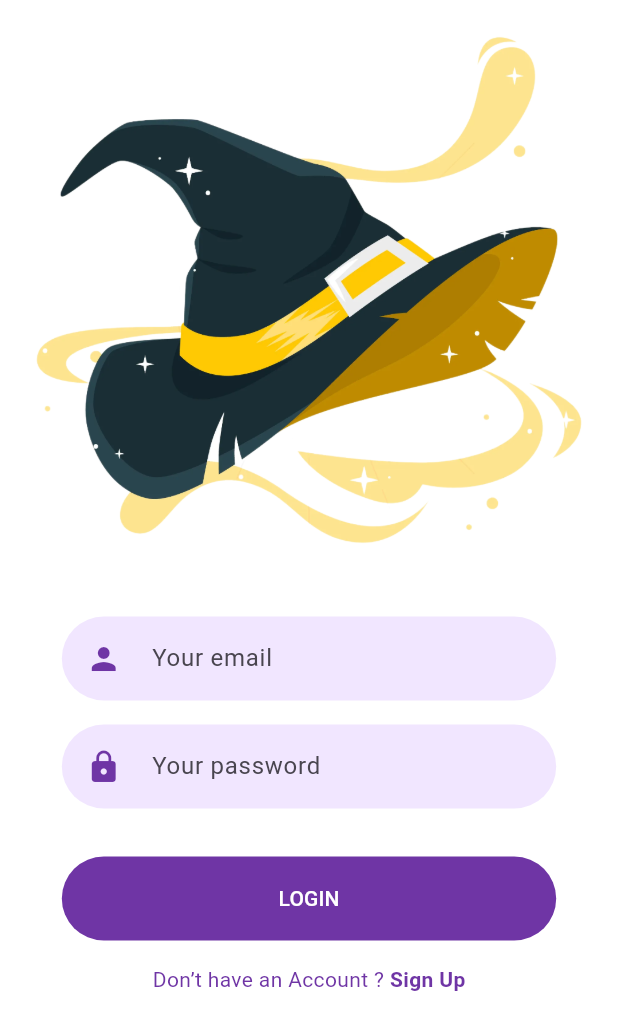
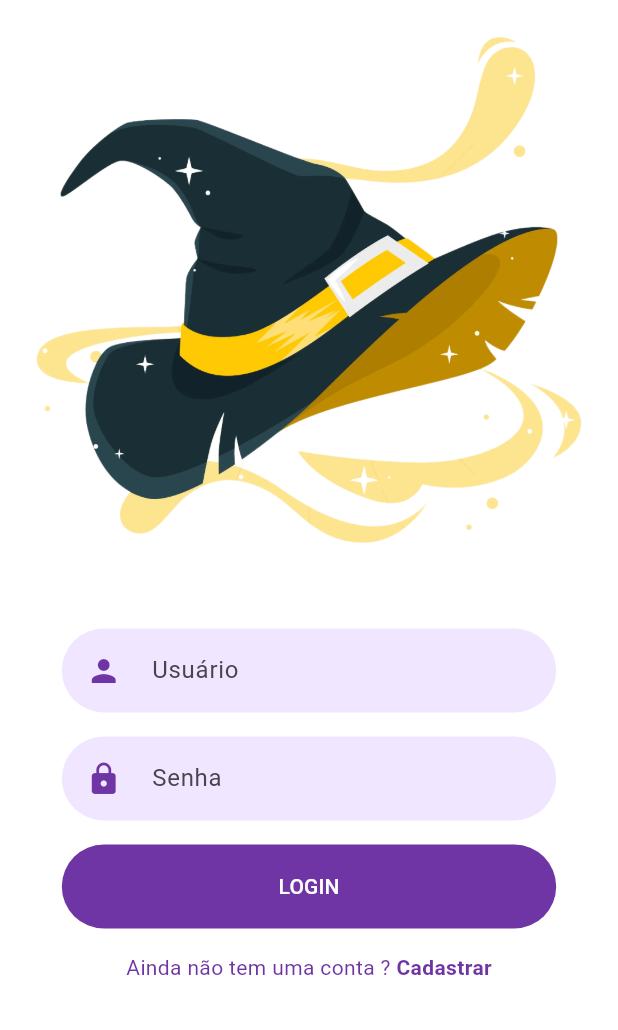
Before and after one commit to mirnamedeiros/tcg_scanner, a Flutter app: the screen it shows after launch, on a phone screen of 412 x 824 dp. Shown: the top 1030 px of the screen. Run offline on Flutter 3.47's test engine with Material 3 defaults, Android fonts, the light colour scheme and no system bars; our stand-ins replace flutter_secure_storage.

Commit message:
Login page connected to api and text adjustments

```diff
--- a/lib/already_have_an_account.dart
+++ b/lib/already_have_an_account.dart
@@ -16,13 +16,13 @@ class AlreadyHaveAnAccountCheck extends StatelessWidget {
       mainAxisAlignment: MainAxisAlignment.center,
       children: <Widget>[
         Text(
-          login ? "Don’t have an Account ? " : "Already have an Account ? ",
+          login ? "Ainda não tem uma conta ? " : "Já possui uma conta ? ",
           style: const TextStyle(color: kPrimaryColor),
         ),
         GestureDetector(
           onTap: press as void Function()?,
           child: Text(
-            login ? "Sign Up" : "Sign In",
+            login ? "Cadastrar" : "Entrar",
             style: const TextStyle(
               color: kPrimaryColor,
               fontWeight: FontWeight.bold,
--- a/lib/screens/login/components/login_form.dart
+++ b/lib/screens/login/components/login_form.dart
@@ -1,10 +1,17 @@
 import 'package:flutter/material.dart';
 import 'package:tcg_scanner/already_have_an_account.dart';
 import 'package:tcg_scanner/constants.dart';
+import 'package:tcg_scanner/home/home_screen.dart';
 import 'package:tcg_scanner/screens/signup/signup_screen.dart';
+import 'dart:convert';
+import 'package:http/http.dart' as http;
+import 'package:tcg_scanner/utils/token_manager.dart';
 
 class LoginForm extends StatelessWidget {
-  const LoginForm({
+  final TextEditingController _usernameController = TextEditingController();
+  final TextEditingController _passwordController = TextEditingController();
+
+  LoginForm({
     Key? key,
   }) : super(key: key);
 
@@ -14,36 +21,39 @@ class LoginForm extends StatelessWidget {
       child: Column(
         children: [
           TextFormField(
-            keyboardType: TextInputType.emailAddress,
+            controller: _usernameController,
+            keyboardType: TextInputType.text,
             textInputAction: TextInputAction.next,
             cursorColor: kPrimaryColor,
-            onSaved: (email) {},
             decoration: const InputDecoration(
-              hintText: "Your email",
+              hintText: "Usuário",
               prefixIcon: Padding(
                 padding: EdgeInsets.all(defaultPadding),
                 child: Icon(Icons.person),
               ),
             ),
           ),
-          Padding(
-            padding: const EdgeInsets.symmetric(vertical: defaultPadding),
-            child: TextFormField(
+
+          const SizedBox(height: defaultPadding),
+
+          TextFormField(
+            controller: _passwordController,
             textInputAction: TextInputAction.done,
             obscureText: true,
             cursorColor: kPrimaryColor,
             decoration: const InputDecoration(
-                hintText: "Your password",
+              hintText: "Senha",
               prefixIcon: Padding(
                 padding: EdgeInsets.all(defaultPadding),
                 child: Icon(Icons.lock),
               ),
             ),
           ),
-          ),
+
           const SizedBox(height: defaultPadding),
+
           ElevatedButton(
-            onPressed: () {},
+            onPressed: () => _login(context),
             child: Text(
               "Login".toUpperCase(),
             ),
@@ -65,4 +75,59 @@ class LoginForm extends StatelessWidget {
       ),
     );
   }
+
+  Future<void> _login(BuildContext context) async {
+    final String username = _usernameController.text.trim();
+    final String password = _passwordController.text.trim();
+
+    try {
+      // Combina o username e password no formato "username:password"
+      String credentials = '$username:$password';
+
+      // Codifica a string "username:password" em Base64
+      String base64Credentials = base64.encode(utf8.encode(credentials));
+
+      // Criando os cabeçalhos com o token de autorização básico
+      Map<String, String> headers = {
+        'Authorization': 'Basic $base64Credentials',
+        'Content-Type': 'application/json',
+      };
+
+      final response = await http.post(
+        Uri.parse('https://234b-2804-29b8-50d4-6c13-fc97-788f-d869-8842.ngrok-free.app/login'),
+        headers: headers
+      );
+
+      if (response.statusCode == 200) {
+        final token = jsonDecode(response.body)['token'];
+        await TokenManager().saveToken(token);
+
+        Navigator.pushReplacement(
+          context,
+          MaterialPageRoute(builder: (context) => HomeScreen()),
+        );
+      } else {
+        _showErrorDialog(context, 'Usuário ou senha inválidos.');
       }
+    } catch (error) {
+      _showErrorDialog(context, 'Erro ao conectar ao servidor.');
+    }
+  }
+
+  void _showErrorDialog(BuildContext context, String message) {
+    showDialog(
+      context: context,
+      builder: (context) => AlertDialog(
+        title: Text('Erro'),
+        content: Text(message),
+        actions: [
+          TextButton(
+            onPressed: () => Navigator.pop(context),
+            child: Text('OK'),
+          ),
+        ],
+      ),
+    );
+  }
+
+}
--- a/lib/screens/login/login_screen.dart
+++ b/lib/screens/login/login_screen.dart
@@ -8,10 +8,10 @@ class LoginScreen extends StatelessWidget {
 
   @override
   Widget build(BuildContext context) {
-    return const Background(
+    return Background(
       child: SingleChildScrollView(
         child: Responsive(
-          mobile: MobileLoginScreen(),
+          mobile: const MobileLoginScreen(),
           desktop: Row(
             children: [
               Expanded(
@@ -21,6 +21,7 @@ class LoginScreen extends StatelessWidget {
                     SizedBox(
                       width: 450,
                       child: LoginForm(),
+
                     ),
                   ],
                 ),
@@ -40,18 +41,18 @@ class MobileLoginScreen extends StatelessWidget {
 
   @override
   Widget build(BuildContext context) {
-    return const Column(
+    return Column(
       mainAxisAlignment: MainAxisAlignment.center,
       children: <Widget>[
-        SizedBox(height: 250),
+        const SizedBox(height: 250),
         Row(
           children: [
-            Spacer(),
+            const Spacer(),
             Expanded(
               flex: 8,
               child: LoginForm(),
             ),
-            Spacer(),
+            const Spacer(),
           ],
         ),
       ],
--- a/lib/screens/signup/components/signup_form.dart
+++ b/lib/screens/signup/components/signup_form.dart
@@ -19,7 +19,7 @@ class SignUpForm extends StatelessWidget {
             cursorColor: kPrimaryColor,
             onSaved: (email) {},
             decoration: const InputDecoration(
-              hintText: "Your email",
+              hintText: "Usuário",
               prefixIcon: Padding(
                 padding: EdgeInsets.all(defaultPadding),
                 child: Icon(Icons.person),
@@ -33,7 +33,7 @@ class SignUpForm extends StatelessWidget {
               obscureText: true,
               cursorColor: kPrimaryColor,
               decoration: const InputDecoration(
-                hintText: "Your password",
+                hintText: "Senha",
                 prefixIcon: Padding(
                   padding: EdgeInsets.all(defaultPadding),
                   child: Icon(Icons.lock),
--- /dev/null
+++ b/lib/utils/token_manager.dart
@@ -0,0 +1,22 @@
+import 'package:flutter_secure_storage/flutter_secure_storage.dart';
+
+class TokenManager {
+  static final TokenManager _instance = TokenManager._internal();
+  final FlutterSecureStorage _storage = const FlutterSecureStorage();
+
+  factory TokenManager() => _instance;
+
+  TokenManager._internal();
+
+  Future<void> saveToken(String token) async {
+    await _storage.write(key: 'jwt_token', value: token);
+  }
+
+  Future<String?> getToken() async {
+    return await _storage.read(key: 'jwt_token');
+  }
+
+  Future<void> deleteToken() async {
+    await _storage.delete(key: 'jwt_token');
+  }
+}
--- a/pubspec.yaml
+++ b/pubspec.yaml
@@ -35,6 +35,9 @@ dependencies:
   # The following adds the Cupertino Icons font to your application.
   # Use with the CupertinoIcons class for iOS style icons.
   cupertino_icons: ^1.0.8
+  http: ^1.2.2
+  jwt_decoder: ^2.0.1
+  flutter_secure_storage: ^9.2.4
 
 dev_dependencies:
   flutter_test:
@@ -45,7 +48,7 @@ dev_dependencies:
   # activated in the `analysis_options.yaml` file located at the root of your
   # package. See that file for information about deactivating specific lint
   # rules and activating additional ones.
-  flutter_lints: ^4.0.0
+  flutter_lints: ^5.0.0
 
 # For information on the generic Dart part of this file, see the
 # following page: https://dart.dev/tools/pub/pubspec
```
Also changed, not shown: lib/home/home_screen.dart (added, +23 -0 lines), pubspec.lock. Lines whose indentation alone changed are shown as unchanged.
